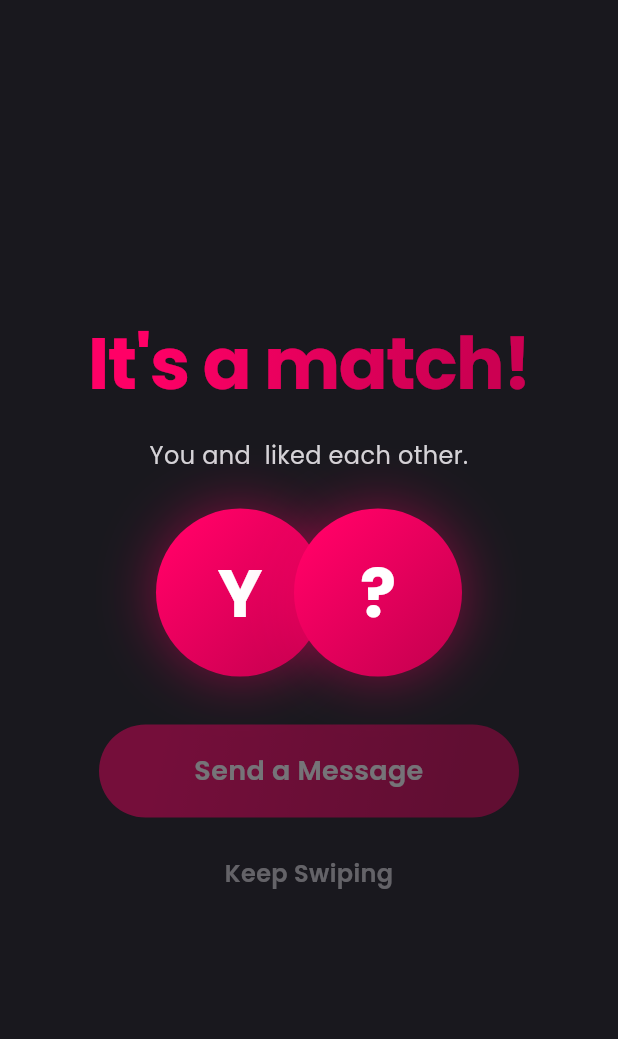
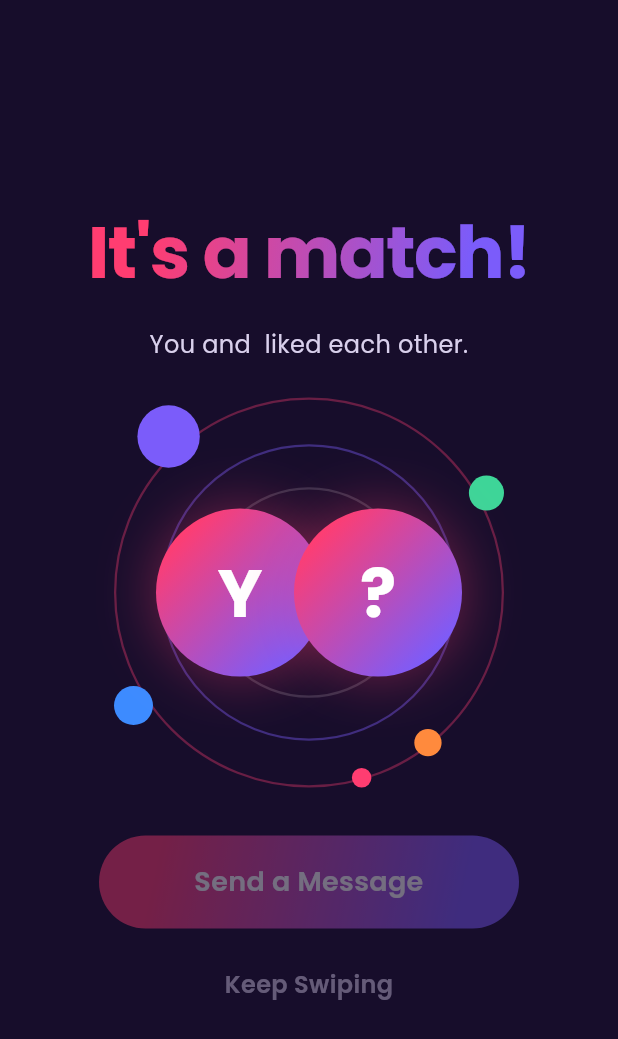
Before and after one commit to GrimorDev/crushap, a Flutter app: the CrushapMatchOverlay widget shown alone on an empty page, opened directly with empty values, on a phone screen of 412 x 824 dp. Shown: the top 1039 px of the screen. Run offline on Flutter 3.47's test engine with Material 3 defaults, Android fonts, the phone set to English and light mode, and no system bars; our stand-ins replace flutter_svg, geolocator, image_picker, shared_preferences; accounts and stored records are empty; project files that could hold a hidden picture were left out.

Commit message:
Redesign toward the Destined reference: purple/navy palette + orbit motif
Switches the color system from the pink/gold Badoo look to a deep
purple/navy canvas with a pink→violet gradient reserved for primary CTAs
and glows, and a solid violet accent for icons/badges. All colors flow
from theme tokens (colors.dart), so this cascades to every screen without
per-screen edits. Adds a reusable orbiting-rings decorative background
(the reference's signature motif) and uses it behind the onboarding
welcome icon and the match celebration overlay.

```diff
--- a/app/lib/screens/onboarding_screen.dart
+++ b/app/lib/screens/onboarding_screen.dart
@@ -15,6 +15,7 @@ import '../theme/typography.dart';
 import '../widgets/core/app_button.dart';
 import '../widgets/core/app_chip.dart';
 import '../widgets/core/app_icon.dart';
+import '../widgets/core/orbit_background.dart';
 import '../widgets/core/photo_source_sheet.dart';
 import '../widgets/forms/app_input.dart';
 
@@ -362,6 +363,13 @@ class _WelcomeSlideState extends State<_WelcomeSlide> with SingleTickerProviderS
       mainAxisAlignment: MainAxisAlignment.center,
       crossAxisAlignment: CrossAxisAlignment.start,
       children: [
+        SizedBox(
+          width: 200,
+          height: 200,
+          child: Stack(
+            alignment: Alignment.center,
+            children: [
+              const CrushapOrbitBackground(size: 200),
               AnimatedBuilder(
                 animation: _pulse,
                 builder: (context, child) {
@@ -384,6 +392,9 @@ class _WelcomeSlideState extends State<_WelcomeSlide> with SingleTickerProviderS
                   );
                 },
                 child: CrushapIcon(widget.data.icon, size: 40, color: CrushapColors.textPrimary),
+              ),
+            ],
+          ),
         ),
         const SizedBox(height: 28),
         Text(widget.data.title, style: CrushapText.displayXl),
--- a/app/lib/theme/colors.dart
+++ b/app/lib/theme/colors.dart
@@ -1,33 +1,37 @@
 import 'package:flutter/widgets.dart';
 
-/// Crushap color tokens — matched to the reference Badoo-style redesign:
-/// a warm near-black canvas (not pure black), a hot pink/magenta primary
-/// accent, and gold as the secondary/currency accent.
+/// Crushap color tokens — matched to the "Destined" reference redesign: a
+/// deep purple/navy "cosmic" canvas, a solid violet accent for icons and
+/// badges, and a pink→violet diagonal gradient reserved for primary CTAs
+/// (buttons, glows) — gold stays as the sparing link/highlight accent.
 class CrushapColors {
   CrushapColors._();
 
-  // Base — warm dark grey scale (not a cool neutral or tinted black).
-  static const black1 = Color(0xFF19181E);
-  static const black2 = Color(0xFF211F27);
-  static const black3 = Color(0xFF2A2830);
-  static const black4 = Color(0xFF35323C);
+  // Base — deep purple/navy scale (not a neutral or warm-grey black).
+  static const black1 = Color(0xFF170D2B);
+  static const black2 = Color(0xFF211539);
+  static const black3 = Color(0xFF2B1D4A);
+  static const black4 = Color(0xFF372458);
 
   static const white1 = Color(0xFFFFFFFF);
-  static const white2 = Color(0xFFF2F1F3);
+  static const white2 = Color(0xFFF2F0F8);
 
-  static const grey1 = Color(0xFFD5D3D7);
-  static const grey2 = Color(0xFF9C9AA1);
-  static const grey3 = Color(0xFF636067);
+  static const grey1 = Color(0xFFD9D0EC); // secondary text — lavender-tinted
+  static const grey2 = Color(0xFF9E8FC2); // tertiary text / placeholders
+  static const grey3 = Color(0xFF6B5D91);
 
-  static const pink1 = Color(0xFFFF0066);
-  static const pink2 = Color(0xFFFF3D8A);
-  static const pink3 = Color(0xFFCC0052);
-  static const pinkGlow = Color(0x73FF0066); // rgba(255,0,102,.45)
+  static const pink1 = Color(0xFFFF3D71); // gradient start (warm pink-red)
+  static const pink2 = Color(0xFFFF6B93); // lighter pink — hover
+  static const pinkGlow = Color(0x66FF3D71); // rgba(255,61,113,.4)
 
-  static const gold1 = Color(0xFFFFDA07);
-  static const gold2 = Color(0xFFFFE862);
+  static const purple1 = Color(0xFF7B5CFA); // solid accent + gradient end
+  static const purple2 = Color(0xFF9B82FF); // lighter purple — hover
+  static const purple3 = Color(0xFF5B3FD9); // darker purple — press
 
-  static const green1 = Color(0xFF3DDC84);
+  static const gold1 = Color(0xFFFFC94A);
+  static const gold2 = Color(0xFFFFDD8A);
+
+  static const green1 = Color(0xFF3ED598);
   static const red1 = Color(0xFFFF5A5A);
 
   // Semantic
@@ -44,9 +48,9 @@ class CrushapColors {
   static const textTertiary = grey2;
   static const textOnAccent = white1;
 
-  static const accentPrimary = pink1;
-  static const accentPrimaryHover = pink2;
-  static const accentPrimaryPress = pink3;
+  static const accentPrimary = purple1;
+  static const accentPrimaryHover = purple2;
+  static const accentPrimaryPress = purple3;
   static const accentSecondary = gold1;
   static const accentGlow = pinkGlow;
 
@@ -54,19 +58,19 @@ class CrushapColors {
   static const actionPass = red1;
   static const actionSuperlike = gold1;
 
-  static const overlayScrim = Color(0xD119181E); // rgba(25,24,30,.82)
+  static const overlayScrim = Color(0xD1170D2B); // rgba(23,13,43,.82)
 
   static const gradientPrimary = LinearGradient(
     begin: Alignment(-0.71, -0.71), // ~135deg
     end: Alignment(0.71, 0.71),
-    colors: [pink1, pink3],
+    colors: [pink1, purple1],
   );
 
   static const gradientScrimBottom = LinearGradient(
     begin: Alignment.bottomCenter,
     end: Alignment.topCenter,
-    // to top, rgba(25,24,30,.92) -> rgba(25,24,30,0) at 60%
-    colors: [Color(0xEB19181E), Color(0x0019181E), Color(0x0019181E)],
+    // to top, rgba(23,13,43,.92) -> rgba(23,13,43,0) at 60%
+    colors: [Color(0xEB170D2B), Color(0x00170D2B), Color(0x00170D2B)],
     stops: [0.0, 0.6, 1.0],
   );
 }
--- /dev/null
+++ b/app/lib/widgets/core/orbit_background.dart
@@ -0,0 +1,51 @@
+import 'package:flutter/widgets.dart';
+import '../../theme/colors.dart';
+
+/// The concentric-ring + floating-dot motif from the Destined reference —
+/// used as a decorative backdrop behind hero moments (match celebration,
+/// onboarding welcome). Purely visual and non-interactive; stack it behind
+/// real content in a `Stack`.
+class CrushapOrbitBackground extends StatelessWidget {
+  const CrushapOrbitBackground({super.key, this.size = 320});
+
+  final double size;
+
+  @override
+  Widget build(BuildContext context) {
+    return IgnorePointer(
+      child: SizedBox(
+        width: size,
+        height: size,
+        child: Stack(
+          alignment: Alignment.center,
+          children: [
+            _ring(size, CrushapColors.pink1.withValues(alpha: 0.35)),
+            _ring(size * 0.76, CrushapColors.purple1.withValues(alpha: 0.4)),
+            _ring(size * 0.54, CrushapColors.white1.withValues(alpha: 0.15)),
+            Positioned(top: size * 0.02, left: size * 0.06, child: _dot(size * 0.16, CrushapColors.purple1)),
+            Positioned(top: size * 0.2, right: 0, child: _dot(size * 0.09, CrushapColors.green1)),
+            Positioned(bottom: size * 0.08, right: size * 0.16, child: _dot(size * 0.07, const Color(0xFFFF8A3D))),
+            Positioned(bottom: size * 0.16, left: 0, child: _dot(size * 0.1, const Color(0xFF3D8BFF))),
+            Positioned(bottom: 0, right: size * 0.34, child: _dot(size * 0.05, CrushapColors.pink1)),
+          ],
+        ),
+      ),
+    );
+  }
+
+  Widget _ring(double diameter, Color color) {
+    return Container(
+      width: diameter,
+      height: diameter,
+      decoration: BoxDecoration(shape: BoxShape.circle, border: Border.all(color: color, width: 1.5)),
+    );
+  }
+
+  Widget _dot(double diameter, Color color) {
+    return Container(
+      width: diameter,
+      height: diameter,
+      decoration: BoxDecoration(shape: BoxShape.circle, color: color),
+    );
+  }
+}
--- a/app/lib/widgets/dating/match_overlay.dart
+++ b/app/lib/widgets/dating/match_overlay.dart
@@ -6,6 +6,7 @@ import '../../theme/effects.dart';
 import '../../theme/typography.dart';
 import '../core/app_avatar.dart';
 import '../core/app_button.dart';
+import '../core/orbit_background.dart';
 
 /// Ported from components/dating/MatchOverlay.jsx.
 class CrushapMatchOverlay extends StatelessWidget {
@@ -63,8 +64,15 @@ class CrushapMatchOverlay extends StatelessWidget {
                 ),
                 const SizedBox(height: 24),
                 SizedBox(
-                  // Two 112px avatars overlapping by 20px, per the source's
-                  // `marginRight: -20` on the first.
+                  width: 260,
+                  height: 260,
+                  child: Stack(
+                    alignment: Alignment.center,
+                    children: [
+                      const CrushapOrbitBackground(size: 260),
+                      // Two 112px avatars overlapping by 20px, per the
+                      // source's `marginRight: -20` on the first.
+                      SizedBox(
                         width: 204,
                         height: 112,
                         child: Stack(
@@ -87,6 +95,9 @@ class CrushapMatchOverlay extends StatelessWidget {
                                   boxShadow: CrushapEffects.shadowGlowPrimary,
                                 ),
                                 child: CrushapAvatar(name: matchName, size: CrushapAvatarSize.xl, image: matchPhoto),
+                              ),
+                            ),
+                          ],
                         ),
                       ),
                     ],
--- a/app/lib/widgets/navigation/bottom_nav.dart
+++ b/app/lib/widgets/navigation/bottom_nav.dart
@@ -33,7 +33,7 @@ class CrushapBottomNav extends StatelessWidget {
         child: Container(
           padding: const EdgeInsets.fromLTRB(8, 14, 8, 14),
           decoration: const BoxDecoration(
-            color: Color(0xB8130D17), // rgba(19,13,23,.72)
+            color: Color(0xB8170D2B), // rgba(23,13,43,.72)
             border: Border(top: BorderSide(color: CrushapColors.borderSubtle)),
           ),
           child: SafeArea(
```
Lines whose indentation alone changed are shown as unchanged.
